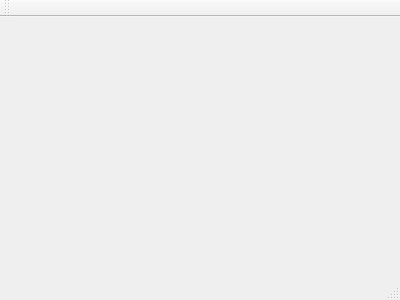
Before: the Qt Designer form nvmeditor/mainwindow.ui in amscw/nvmeditor, drawn with Qt 5.
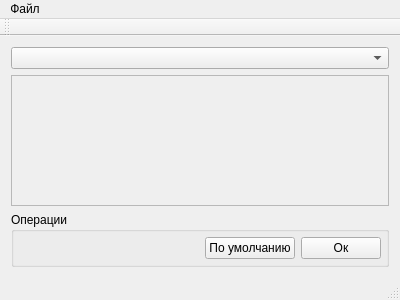
After: the same form once the commit is applied.

Patch:
```diff
--- a/nvmeditor/mainwindow.ui
+++ b/nvmeditor/mainwindow.ui
@@ -12,13 +12,130 @@
   <property name="windowTitle" >
    <string>MainWindow</string>
   </property>
-  <widget class="QMenuBar" name="menuBar" />
-  <widget class="QToolBar" name="mainToolBar" />
-  <widget class="QWidget" name="centralWidget" />
-  <widget class="QStatusBar" name="statusBar" />
+  <widget class="QWidget" name="centralWidget">
+   <layout class="QVBoxLayout" name="verticalLayout">
+    <item>
+     <widget class="QComboBox" name="comboBox"/>
+    </item>
+    <item>
+     <widget class="QScrollArea" name="saRegView">
+      <property name="widgetResizable">
+       <bool>true</bool>
+      </property>
+      <widget class="QWidget" name="scrollAreaWidgetContents">
+       <property name="geometry">
+        <rect>
+         <x>0</x>
+         <y>0</y>
+         <width>380</width>
+         <height>147</height>
+        </rect>
+       </property>
+      </widget>
+     </widget>
+    </item>
+    <item>
+     <widget class="QGroupBox" name="groupBox">
+      <property name="title">
+       <string>Операции</string>
+      </property>
+      <layout class="QHBoxLayout" name="horizontalLayout_2">
+       <property name="leftMargin">
+        <number>5</number>
+       </property>
+       <property name="topMargin">
+        <number>5</number>
+       </property>
+       <property name="rightMargin">
+        <number>5</number>
+       </property>
+       <property name="bottomMargin">
+        <number>5</number>
+       </property>
+       <item>
+        <spacer name="horizontalSpacer">
+         <property name="orientation">
+          <enum>Qt::Horizontal</enum>
+         </property>
+         <property name="sizeHint" stdset="0">
+          <size>
+           <width>199</width>
+           <height>20</height>
+          </size>
+         </property>
+        </spacer>
+       </item>
+       <item>
+        <widget class="QPushButton" name="pbDefault">
+         <property name="sizePolicy">
+          <sizepolicy hsizetype="Minimum" vsizetype="Fixed">
+           <horstretch>0</horstretch>
+           <verstretch>0</verstretch>
+          </sizepolicy>
+         </property>
+         <property name="text">
+          <string>По умолчанию</string>
+         </property>
+        </widget>
+       </item>
+       <item>
+        <widget class="QPushButton" name="pbOk">
+         <property name="text">
+          <string>Ок</string>
+         </property>
+        </widget>
+       </item>
+      </layout>
+     </widget>
+    </item>
+   </layout>
+  </widget>
+  <widget class="QMenuBar" name="menuBar">
+   <property name="geometry">
+    <rect>
+     <x>0</x>
+     <y>0</y>
+     <width>400</width>
+     <height>21</height>
+    </rect>
+   </property>
+   <widget class="QMenu" name="menu">
+    <property name="title">
+     <string>Файл</string>
+    </property>
+    <addaction name="maOpen"/>
+    <addaction name="maSave"/>
+    <addaction name="separator"/>
+    <addaction name="maExit"/>
+   </widget>
+   <addaction name="menu"/>
+  </widget>
+  <widget class="QToolBar" name="mainToolBar">
+   <attribute name="toolBarArea">
+    <enum>TopToolBarArea</enum>
+   </attribute>
+   <attribute name="toolBarBreak">
+    <bool>false</bool>
+   </attribute>
+  </widget>
+  <widget class="QStatusBar" name="statusBar"/>
+  <action name="maOpen">
+   <property name="text">
+    <string>Открыть</string>
+   </property>
+  </action>
+  <action name="maSave">
+   <property name="text">
+    <string>Сохранить</string>
+   </property>
+  </action>
+  <action name="maExit">
+   <property name="text">
+    <string>Выход</string>
+   </property>
+  </action>
  </widget>
- <layoutDefault spacing="6" margin="11" />
- <pixmapfunction></pixmapfunction>
+ <layoutdefault spacing="6" margin="11"/>
  <resources/>
  <connections/>
 </ui>
```
Left out of the diff: 9 changed lines with no effect on the pictures.
